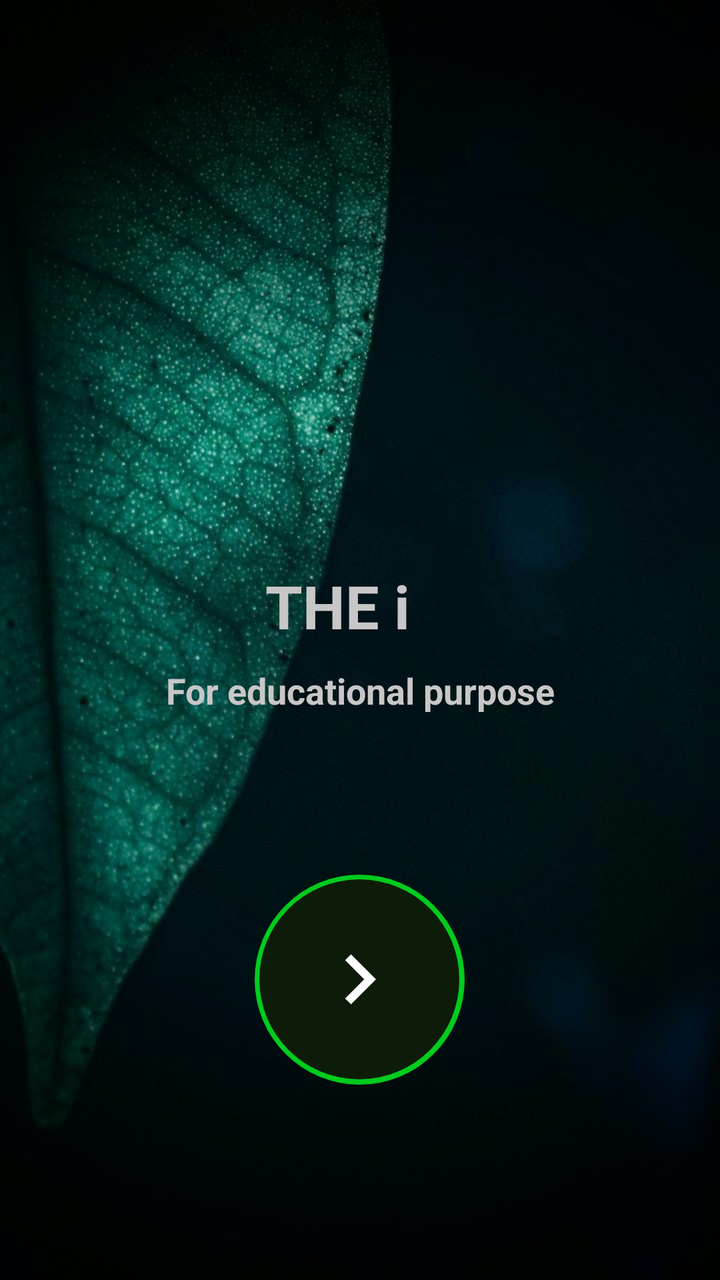
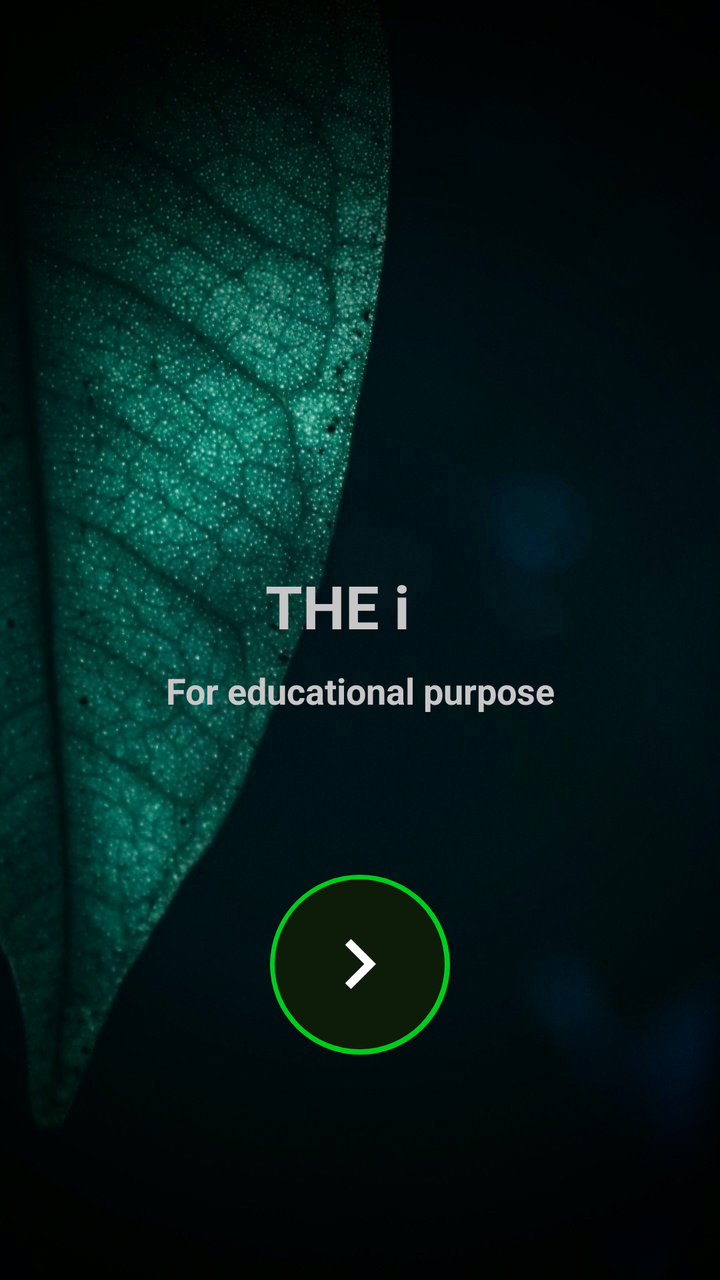

The first picture is an Android layout as it rendered before a commit; the second is the same layout after the commit. The layout source and the unified diff follow.
<!-- AndroidManifest.xml: application theme Theme.TheEye -->
<!-- res/layout/activity_main.xml -->
<?xml version="1.0" encoding="utf-8"?>
<RelativeLayout xmlns:android="http://schemas.android.com/apk/res/android"
    xmlns:app="http://schemas.android.com/apk/res-auto"
    xmlns:tools="http://schemas.android.com/tools"
    android:layout_width="match_parent"
    android:layout_height="match_parent"
    android:background="@color/black"
    tools:context=".MainActivity">

  <RelativeLayout
      android:layout_width="match_parent"
      android:layout_height="match_parent"
      android:background="@drawable/bgggg">

      <LinearLayout
          android:layout_width="wrap_content"
          android:layout_height="wrap_content"
          android:layout_centerInParent="true"
          android:id="@+id/mainTxt"
          android:orientation="vertical">


          <TextView
              android:layout_width="wrap_content"
              android:layout_height="wrap_content"
              android:layout_marginLeft="50dp"
              android:text="THE i"
              android:textColor="#C8C7C7"
              android:textSize="30sp"
              android:textStyle="bold" />


          <TextView
              android:layout_width="wrap_content"
              android:layout_height="wrap_content"
              android:layout_marginTop="10dp"
              android:text="For educational purpose"
              android:textAlignment="center"
              android:textColor="#C8C7C7"
              android:textSize="18sp"
              android:textStyle="bold" />

      </LinearLayout>

      <RelativeLayout
          android:layout_width="105dp"
          android:layout_height="105dp"
          android:layout_below="@id/mainTxt"
          android:layout_centerHorizontal="true"
          android:layout_marginTop="80dp"
          android:background="@drawable/main_button_2">


          <RelativeLayout
              android:layout_width="100dp"
              android:layout_height="100dp"
              android:layout_centerInParent="true"
              android:id="@+id/nextBtn"
              android:background="@drawable/main_button_style">

              <ImageView
                  android:layout_width="50dp"
                  android:layout_height="50dp"
                  android:src="@drawable/baseline_chevron_right_24"
                  android:layout_centerInParent="true"/>

          </RelativeLayout>

      </RelativeLayout>


  </RelativeLayout>


</RelativeLayout>
<!-- resources referenced by this layout -->
<resources>
  <color name="black">#FF000000</color>
  <!-- drawable baseline_chevron_right_24 (drawable) -->
  <vector android:height="24dp" android:tint="#FFFFFF"
      android:viewportHeight="24" android:viewportWidth="24"
      android:width="24dp" xmlns:android="http://schemas.android.com/apk/res/android">
      <path android:fillColor="@android:color/white" android:pathData="M10,6L8.59,7.41 13.17,12l-4.58,4.59L10,18l6,-6z"/>
  </vector>
  <!-- drawable bgggg: jpg bitmap (drawable, 95180 bytes) -->
  <!-- drawable main_button_2 (drawable) -->
  <?xml version="1.0" encoding="utf-8"?>
  <shape xmlns:android="http://schemas.android.com/apk/res/android">
  
      <corners
          android:radius="100dp"/>
      <solid
          android:color="#00CC1D"/>
  
  </shape>
  <!-- drawable main_button_style (drawable) -->
  <?xml version="1.0" encoding="utf-8"?>
  <shape xmlns:android="http://schemas.android.com/apk/res/android">
  
      <corners
          android:radius="100dp"/>
      <solid
          android:color="#0D1C08"/>
  
  </shape>
  <style name="Theme.TheEye" parent="Theme.MaterialComponents.DayNight.NoActionBar">
          
          <item name="colorPrimary">@color/purple_500</item>
          <item name="colorPrimaryVariant">@color/purple_700</item>
          <item name="colorOnPrimary">@color/white</item>
          
          <item name="colorSecondary">@color/teal_200</item>
          <item name="colorSecondaryVariant">@color/teal_700</item>
          <item name="colorOnSecondary">@color/black</item>
          
          <item name="android:statusBarColor">?attr/colorPrimaryVariant</item>
          
      </style>
  <color name="purple_500">#000</color>
  <color name="purple_700">#000</color>
  <color name="white">#FFFFFFFF</color>
  <color name="teal_200">#FF03DAC5</color>
  <color name="teal_700">#FF018786</color>
</resources>

<!-- the commit's change to res/layout/activity_main.xml (unified diff, before → after) -->
@@ -43,8 +43,8 @@
       </LinearLayout>
 
       <RelativeLayout
-          android:layout_width="105dp"
-          android:layout_height="105dp"
+          android:layout_width="90dp"
+          android:layout_height="90dp"
           android:layout_below="@id/mainTxt"
           android:layout_centerHorizontal="true"
           android:layout_marginTop="80dp"
@@ -52,8 +52,8 @@
 
 
           <RelativeLayout
-              android:layout_width="100dp"
-              android:layout_height="100dp"
+              android:layout_width="85dp"
+              android:layout_height="85dp"
               android:layout_centerInParent="true"
               android:id="@+id/nextBtn"
               android:background="@drawable/main_button_style">
